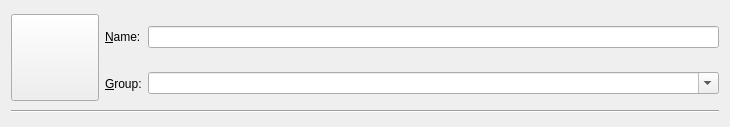
Old version of the form launcher/ui/dialogs/NewInstanceDialog.ui in the repository VorwerkUa2/WerkLauncher.
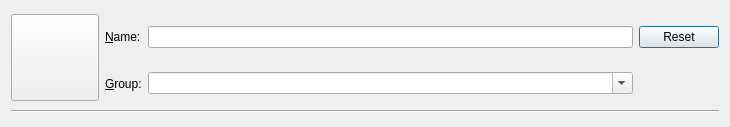
New version of the form. Icons and pictures are not drawn.

Commit message: GH-4812 More improvements related to instance name Selects text on focus rather than selecting text and focusing by default. Text is not selected if the user has changed the name from the default. If the user changes the instance name, don't change it when they select a new version or modpack. Add a reset button that changes the instance name back to the default for the selected version/pack, and resets the flag that stops the name from being changed upon selecting a new version/pack.

What changed in the file:
```diff
--- a/launcher/ui/dialogs/NewInstanceDialog.ui
+++ b/launcher/ui/dialogs/NewInstanceDialog.ui
@@ -66,6 +66,13 @@
        </property>
       </widget>
      </item>
+     <item row="0" column="3">
+      <widget class="QPushButton" name="resetNameButton">
+       <property name="text">
+        <string>Reset</string>
+       </property>
+      </widget>
+     </item>
     </layout>
    </item>
    <item>
```
Left out of the diff: 26 changed lines with no effect on the pictures. The commit also changes 2 other files.
